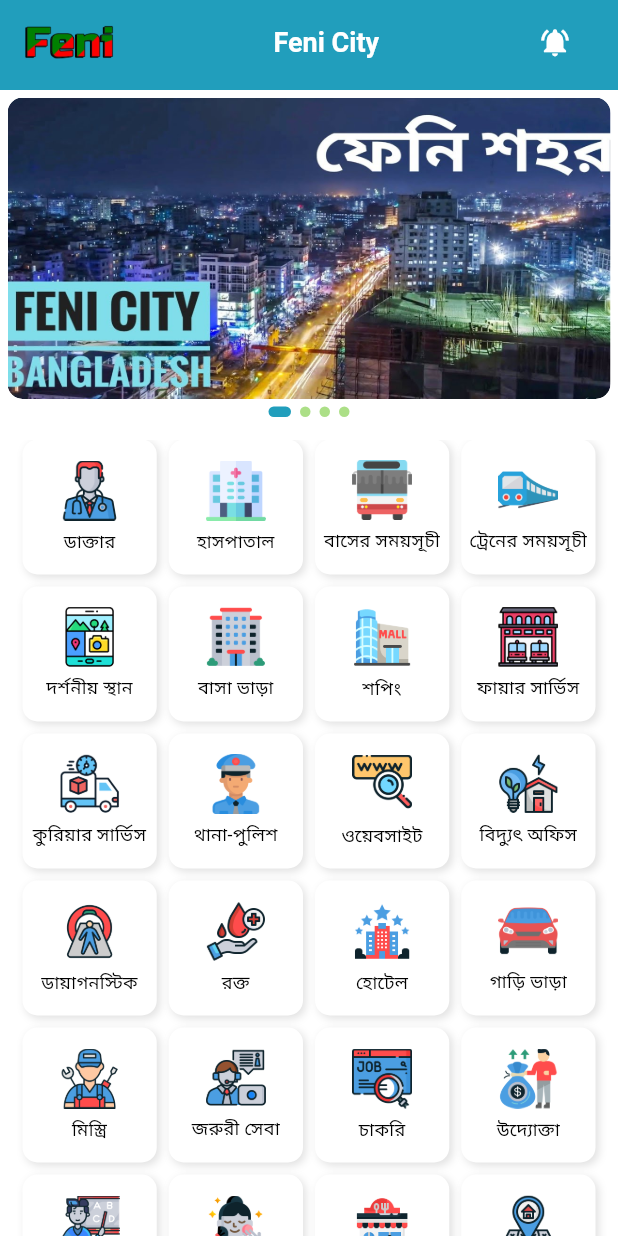
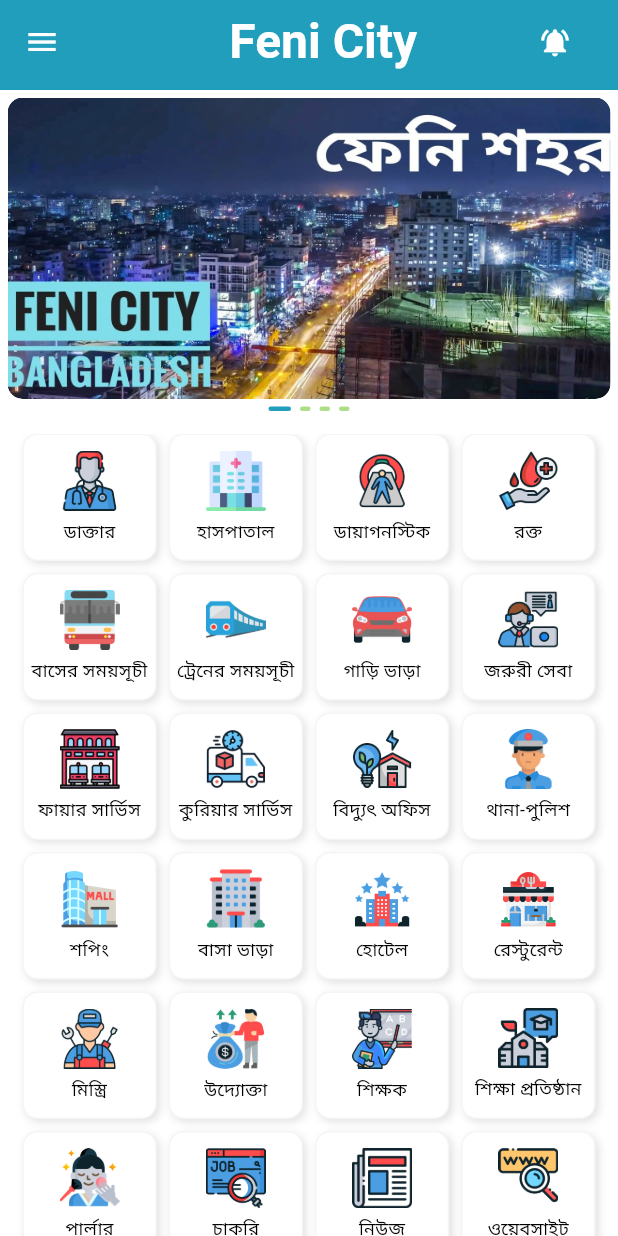
Before and after one commit to saeid721/feni_city, a Flutter app: the screen it shows after launch, on a phone screen of 412 x 824 dp. Run offline on Flutter 3.47's test engine with Material 3 defaults, Android fonts, the phone set to English and light mode, and no system bars; drawn by our look-alikes of carousel_slider; our stand-ins replace get, shimmer, webview_flutter; Roboto replaces fonts that are missing (Poppins, Potta, Rubik).

Commit message:
Custom drower add

```diff
--- a/lib/global/widget/custom_app_bar.dart
+++ b/lib/global/widget/custom_app_bar.dart
@@ -8,11 +8,13 @@ import '../constants/enum.dart';
 
 class CustomAppBar extends StatelessWidget implements PreferredSizeWidget {
   final String title;
+  final Widget? leading;
   final VoidCallback? onSearchTap;
 
   const CustomAppBar({
     super.key,
     required this.title,
+    this.leading,
     this.onSearchTap,
   });
 
@@ -21,24 +23,24 @@ class CustomAppBar extends StatelessWidget implements PreferredSizeWidget {
     return AppBar(
       backgroundColor: ColorRes.primaryColor,
       automaticallyImplyLeading: false,
+      leading: leading,
       title: Row(
         mainAxisAlignment: MainAxisAlignment.spaceBetween,
         children: [
-          GlobalImageLoader(
-            imagePath: Images.appLogo,
-            width: 60,
-            fit: BoxFit.fill,
-            imageFor: ImageFor.asset,
-          ),
+          // GlobalImageLoader(
+          //   imagePath: Images.appLogo,
+          //   width: 60,
+          //   fit: BoxFit.fill,
+          //   imageFor: ImageFor.asset,
+          // ),
           Expanded(
             child: GlobalText(
               str: title,
               color: ColorRes.white,
-              fontSize: 18,
+              fontSize: 32,
               fontWeight: FontWeight.w700,
               textAlign: TextAlign.center,
-              fontFamily: 'Rubik',
-              maxLines: 2,
+              fontFamily: 'Potta',
             ),
           ),
           Row(
--- a/lib/global/widget/home_menu_widget.dart
+++ b/lib/global/widget/home_menu_widget.dart
@@ -27,6 +27,10 @@ class HomeMenuWidget extends StatelessWidget {
       decoration: BoxDecoration(
         color: ColorRes.white,
         borderRadius: BorderRadius.circular(10),
+        border: Border.all(
+          color: ColorRes.grey.withOpacity(0.1), // Border color
+          width: 1.0,         // Border width
+        ),
         boxShadow: [
           BoxShadow(
             color: ColorRes.grey.withOpacity(0.3),
--- a/lib/views/home_screen.dart
+++ b/lib/views/home_screen.dart
@@ -8,6 +8,7 @@ import '../global/widget/custom_app_bar.dart';
 import '../global/widget/global_container.dart';
 import '../global/widget/home_menu_widget.dart';
 import 'bus_screen/bus_web_view_screen.dart';
+import 'custom_drawer_screen.dart';
 import 'doctor_screen/doctor_screen.dart';
 import 'hospital_screen/hospital_screen.dart';
 import 'train_screen/train_web_view_screen.dart';
@@ -20,35 +21,37 @@ class HomeScreen extends StatefulWidget {
 }
 
 class _HomeScreenState extends State<HomeScreen> {
+  final GlobalKey<ScaffoldState> drawerKey = GlobalKey<ScaffoldState>();
+
   List<GlobalMenuModel> menuItem = [
     GlobalMenuModel(img: Images.doctorInc, text: 'ডাক্তার'),
     GlobalMenuModel(img: Images.hospitalInc, text: 'হাসপাতাল'),
+    GlobalMenuModel(img: Images.diagnosticInc, text: 'ডায়াগনস্টিক'),
+    GlobalMenuModel(img: Images.bloodInc, text: 'রক্ত'),
     GlobalMenuModel(img: Images.busInc, text: 'বাসের সময়সূচী'),
     GlobalMenuModel(img: Images.trainInc, text: 'ট্রেনের সময়সূচী'),
-    GlobalMenuModel(img: Images.touristPlacesInc, text: 'দর্শনীয় স্থান'),
-    GlobalMenuModel(img: Images.roomRentInc, text: 'বাসা ভাড়া'),
-    GlobalMenuModel(img: Images.shoppingCenterInc, text: 'শপিং'),
+    GlobalMenuModel(img: Images.carInc, text: 'গাড়ি ভাড়া'),
+    GlobalMenuModel(img: Images.customerCareInc, text: 'জরুরী সেবা'),
     GlobalMenuModel(img: Images.fireStationInc, text: 'ফায়ার সার্ভিস'),
     GlobalMenuModel(img: Images.courierServicesInc, text: 'কুরিয়ার সার্ভিস'),
+    GlobalMenuModel(img: Images.lightInc, text: 'বিদ্যুৎ অফিস'),
     GlobalMenuModel(img: Images.policeInc, text: 'থানা-পুলিশ'),
-    GlobalMenuModel(img: Images.websiteInc, text: 'ওয়েবসাইট'),
-    GlobalMenuModel(img: Images.lightInc, text: 'বিদ্যুৎ অফিস'),
-    GlobalMenuModel(img: Images.diagnosticInc, text: 'ডায়াগনস্টিক'),
-    GlobalMenuModel(img: Images.bloodInc, text: 'রক্ত'),
+    GlobalMenuModel(img: Images.shoppingCenterInc, text: 'শপিং'),
+    GlobalMenuModel(img: Images.roomRentInc, text: 'বাসা ভাড়া'),
     GlobalMenuModel(img: Images.hotelInc, text: 'হোটেল'),
-    GlobalMenuModel(img: Images.carInc, text: 'গাড়ি ভাড়া'),
+    GlobalMenuModel(img: Images.restaurantInc, text: 'রেস্টুরেন্ট'),
     GlobalMenuModel(img: Images.mistriInc, text: 'মিস্ত্রি'),
-    GlobalMenuModel(img: Images.customerCareInc, text: 'জরুরী সেবা'),
-    GlobalMenuModel(img: Images.jobInc, text: 'চাকরি'),
     GlobalMenuModel(img: Images.entrepreneurInc, text: 'উদ্যোক্তা'),
     GlobalMenuModel(img: Images.teacherInc, text: 'শিক্ষক'),
+    GlobalMenuModel(img: Images.collageInc, text: 'শিক্ষা প্রতিষ্ঠান'),
     GlobalMenuModel(img: Images.makeupInc, text: 'পার্লার'),
-    GlobalMenuModel(img: Images.restaurantInc, text: 'রেস্টুরেন্ট'),
+    GlobalMenuModel(img: Images.jobInc, text: 'চাকরি'),
+    GlobalMenuModel(img: Images.newspaperInc, text: 'নিউজ'),
+    GlobalMenuModel(img: Images.websiteInc, text: 'ওয়েবসাইট'),
+    GlobalMenuModel(img: Images.touristPlacesInc, text: 'দর্শনীয় স্থান'),
     GlobalMenuModel(img: Images.flatLandInc, text: 'ফ্ল্যাট ও জমি'),
+    GlobalMenuModel(img: Images.nurseryInc, text: 'নার্সারি'),
     GlobalMenuModel(img: Images.videoInc, text: 'ভিডিও'),
-    GlobalMenuModel(img: Images.newspaperInc, text: 'আজকের ফেনী'),
-    GlobalMenuModel(img: Images.collageInc, text: 'শিক্ষা প্রতিষ্ঠান'),
-    GlobalMenuModel(img: Images.nurseryInc, text: 'নার্সারি'),
   ];
 
   int currentIndex = 0;
@@ -68,10 +71,20 @@ class _HomeScreenState extends State<HomeScreen> {
       resizeToAvoidBottomInset: false,
       appBar: CustomAppBar(
         title: 'Feni City',
+        leading: GestureDetector(
+          onTap: (){
+            drawerKey.currentState!.isDrawerOpen
+                ? drawerKey.currentState!.closeDrawer()
+                : drawerKey.currentState!.openDrawer();
+          },
+            child: Icon(Icons.menu, color: ColorRes.white,)
+        ),
         onSearchTap: () {
           // Handle search action
         },
       ),
+      key: drawerKey,
+      drawer: const CustomDrawerScreen(),
       body: Column(
         spacing: 5,
         children: [
@@ -113,7 +126,7 @@ class _HomeScreenState extends State<HomeScreen> {
             children: sliderImage.asMap().entries.map((entry) {
               return AnimatedContainer(
                 duration: const Duration(milliseconds: 300),
-                height: 7,
+                height: 3,
                 width: currentIndex == entry.key ? 15 : 7,
                 margin: const EdgeInsets.symmetric(horizontal: 3),
                 decoration: BoxDecoration(
@@ -138,7 +151,7 @@ class _HomeScreenState extends State<HomeScreen> {
                       crossAxisCount: 4,
                       mainAxisSpacing: 8,
                       crossAxisSpacing: 8,
-                      mainAxisExtent: 90,
+                      mainAxisExtent: 85,
                   ),
                   padding: const EdgeInsets.symmetric(horizontal: 15),
                   itemBuilder: (ctx, index){
```
Also changed, not shown: lib/splash_screen.dart (+19 -10 lines), lib/views/custom_drawer_screen.dart (added, +133 -0 lines), pubspec.yaml (+5 -6 lines), assets/images/04.jpg, 1 other file.
